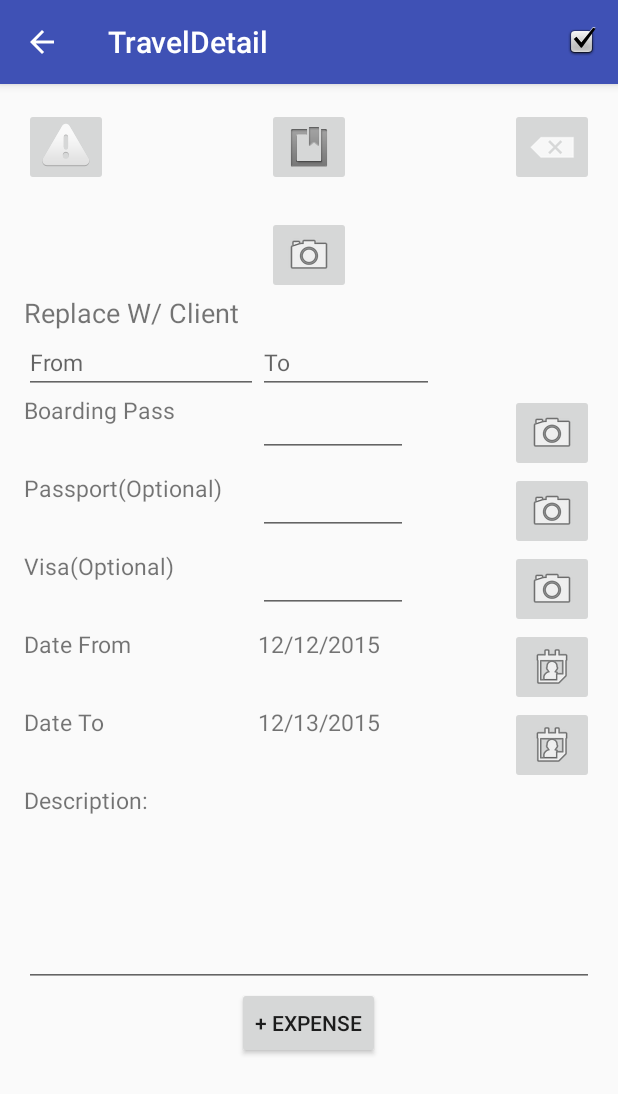
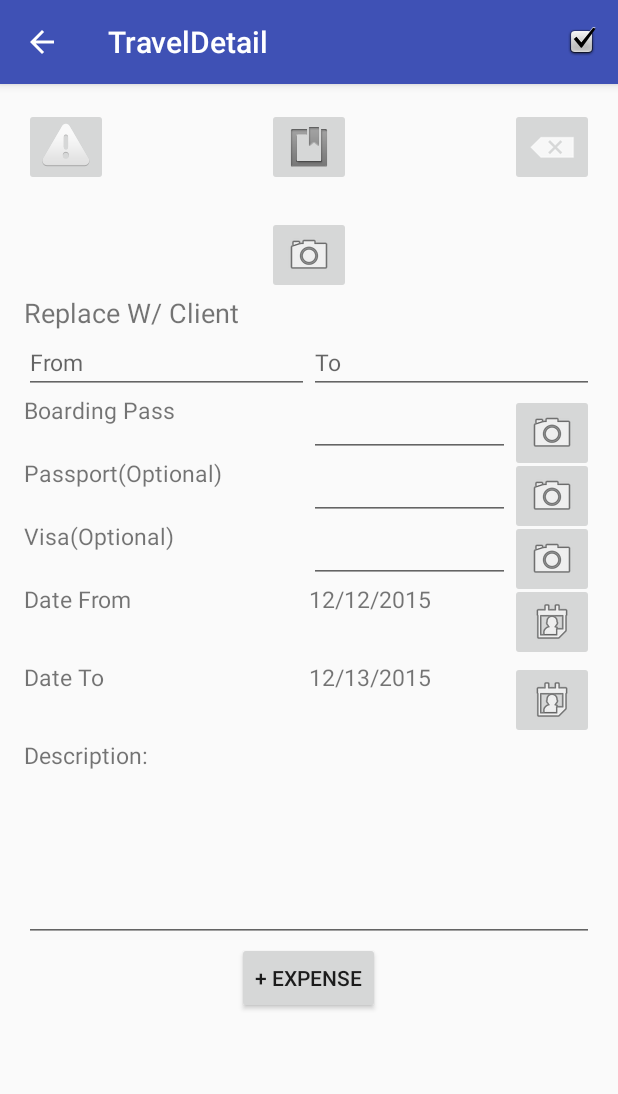
Before and after one commit to BitCloude/TheTravelingSalesman, an Android app: the TravelDetail screen opened directly, with no data from a screen before it, on a phone screen of 412 x 824 dp. Shown: the top 1094 px of the screen. Run offline under Robolectric (Android 15) with nearby library versions, the phone set to English and light mode, and no system bars.

Commit message:
improved UI design on TravelDetail & ExpenseAdd, enambling expanding multiline textboxes and layout improvements

```diff
--- a/app/src/main/res/layout/content_expense_add.xml
+++ b/app/src/main/res/layout/content_expense_add.xml
@@ -57,12 +57,6 @@
                 android:layout_marginTop="10dp"
                 android:text="Select A Trip" />
 
-            <Spinner
-                android:id="@+id/spinnerTripSelect"
-                android:layout_width="wrap_content"
-                android:layout_height="wrap_content"
-                android:layout_alignLeft="@+id/client"
-                android:layout_alignTop="@+id/SelectTrip" />
 
             <ImageButton
                 android:layout_width="wrap_content"
@@ -71,6 +65,14 @@
                 android:src="@android:drawable/ic_menu_add"
                 android:layout_alignTop="@+id/SelectTrip"
                 android:layout_alignParentEnd="true"/>
+
+            <Spinner
+                android:id="@+id/spinnerTripSelect"
+                android:layout_width="match_parent"
+                android:layout_height="wrap_content"
+                android:layout_alignLeft="@+id/client"
+                android:layout_alignTop="@+id/SelectTrip"
+                android:layout_toLeftOf="@id/buttonAddTravel"/>
 
             <TextView
                 android:id="@+id/ExpenseType"
@@ -81,10 +83,11 @@
 
             <Spinner
                 android:id="@+id/spinnerExpenseType"
-                android:layout_width="wrap_content"
+                android:layout_width="match_parent"
                 android:layout_height="wrap_content"
                 android:layout_alignLeft="@+id/spinnerTripSelect"
-                android:layout_alignTop="@+id/ExpenseType" />
+                android:layout_alignTop="@+id/ExpenseType"
+                android:layout_toLeftOf="@id/buttonAddTravel"/>
 
 
             <TextView
@@ -96,11 +99,12 @@
 
             <EditText
                 android:id="@+id/EditAmount"
-                android:layout_width="wrap_content"
+                android:layout_width="match_parent"
                 android:layout_height="wrap_content"
                 android:layout_alignLeft="@+id/spinnerExpenseType"
                 android:layout_alignTop="@+id/Amount"
-                android:hint="Enter Amount" />
+                android:hint="Enter Amount"
+                android:layout_toLeftOf="@id/buttonAddTravel"/>
 
 
             <TextView
@@ -164,9 +168,7 @@
         <EditText
             android:layout_width="match_parent"
             android:layout_height="wrap_content"
-            android:inputType="textMultiLine"
-            android:lines="5"
-            android:ems="10"
+            android:minLines="5"
             android:id="@+id/editText3" />
 
 
--- a/app/src/main/res/layout/content_travel_detail.xml
+++ b/app/src/main/res/layout/content_travel_detail.xml
@@ -50,6 +50,7 @@
             android:src="@android:drawable/ic_menu_camera"
             android:text="ADD Photo" />
 
+
         <TextView
             android:id="@+id/travelDetailClientName"
             android:layout_width="match_parent"
@@ -58,37 +59,54 @@
             android:text="Replace W/ Client"
             android:textSize="18dp" />
 
+        <RelativeLayout
+            android:layout_width="match_parent"
+            android:layout_height="wrap_content"
+            android:id="@+id/travelDetailLocationLayout"
+            android:layout_below="@id/travelDetailClientName">
+
+            <Space
+                android:id="@+id/travelDetailDummy"
+                android:layout_width="0dp"
+                android:layout_height="0dp"
+                android:layout_centerHorizontal="true"
+                android:visibility="invisible"/>
+
+
         <EditText
-            android:id="@+id/travelDetailOriginEdit"
-            android:layout_width="wrap_content"
-            android:layout_height="wrap_content"
-            android:layout_below="@id/travelDetailClientName"
-            android:hint="From                            "
+            android:id="@+id/travelDetailDestinationEdit"
+            android:layout_width="match_parent"
+            android:layout_height="match_parent"
+            android:layout_below="@id/travelDetailDummy"
+            android:layout_toRightOf="@id/travelDetailDummy"
+            android:hint="To"
             android:textSize="15dp" />
 
         <EditText
-            android:id="@+id/travelDetailDestinationEdit"
-            android:layout_width="wrap_content"
-            android:layout_height="wrap_content"
-            android:layout_alignTop="@+id/travelDetailOriginEdit"
-            android:layout_toRightOf="@+id/travelDetailOriginEdit"
-            android:hint="To                       "
+            android:id="@+id/travelDetailOriginEdit"
+            android:layout_width="match_parent"
+            android:layout_height="match_parent"
+            android:layout_alignTop="@id/travelDetailDestinationEdit"
+            android:layout_toLeftOf="@id/travelDetailDestinationEdit"
+            android:hint="From"
             android:textSize="15dp" />
+
+        </RelativeLayout>
+
+        <Space
+            android:id="@+id/travelDetailDummy2"
+            android:layout_width="0dp"
+            android:layout_height="0dp"
+            android:layout_centerHorizontal="true"
+            android:layout_below="@id/travelDetailLocationLayout"
+            android:visibility="invisible"/>
 
         <TextView
             android:id="@+id/travelDetailBoardingText"
             android:layout_width="wrap_content"
             android:layout_height="wrap_content"
-            android:layout_below="@id/travelDetailOriginEdit"
+            android:layout_below="@id/travelDetailLocationLayout"
             android:text="Boarding Pass"
-            android:textSize="15dp" />
-
-        <EditText
-            android:id="@+id/travelDetailBoardingEdit"
-            android:layout_width="100dp"
-            android:layout_height="wrap_content"
-            android:layout_alignLeft="@id/travelDetailDestinationEdit"
-            android:layout_alignTop="@id/travelDetailBoardingText"
             android:textSize="15dp" />
 
         <ImageButton
@@ -99,20 +117,24 @@
             android:layout_alignTop="@id/travelDetailBoardingText"
             android:src="@android:drawable/ic_menu_camera" />
 
+        <EditText
+            android:id="@+id/travelDetailBoardingEdit"
+            android:layout_width="wrap_content"
+            android:layout_height="wrap_content"
+            android:layout_centerVertical="true"
+            android:layout_below="@id/travelDetailDummy2"
+            android:layout_alignLeft="@id/travelDetailDummy2"
+            android:layout_toLeftOf="@id/travelDetailBoardingCamera"
+            android:textSize="15dp" />
+
+
+
         <TextView
             android:id="@+id/travelDetailPassportText"
             android:layout_width="wrap_content"
             android:layout_height="wrap_content"
-            android:layout_below="@id/travelDetailBoardingCamera"
+            android:layout_below="@id/travelDetailBoardingEdit"
             android:text="Passport(Optional)"
-            android:textSize="15dp" />
-
-        <EditText
-            android:id="@+id/travelDetailPassPortEdit"
-            android:layout_width="100dp"
-            android:layout_height="wrap_content"
-            android:layout_alignLeft="@id/travelDetailBoardingEdit"
-            android:layout_alignTop="@id/travelDetailPassportText"
             android:textSize="15dp" />
 
         <ImageButton
@@ -123,23 +145,23 @@
             android:layout_alignParentEnd="true"
             android:layout_alignTop="@id/travelDetailPassportText"/>
 
+        <EditText
+            android:id="@+id/travelDetailPassPortEdit"
+            android:layout_width="match_parent"
+            android:layout_height="wrap_content"
+            android:layout_alignLeft="@id/travelDetailBoardingEdit"
+            android:layout_alignTop="@id/travelDetailPassportText"
+            android:layout_toLeftOf="@id/travelDetailPassportCamera"
+            android:textSize="15dp" />
+
+
         <TextView
             android:id="@+id/travelDetailVisaText"
             android:layout_width="wrap_content"
             android:layout_height="wrap_content"
-            android:layout_below="@id/travelDetailPassportCamera"
+            android:layout_below="@id/travelDetailPassPortEdit"
             android:text="Visa(Optional)"
             android:textSize="15dp" />
-
-
-        <EditText
-            android:id="@+id/travelDetailVisaEdit"
-            android:layout_width="100dp"
-            android:layout_height="wrap_content"
-            android:layout_alignLeft="@id/travelDetailPassPortEdit"
-            android:layout_alignTop="@id/travelDetailVisaText"
-            android:textSize="15dp" />
-
 
         <ImageButton
             android:id="@+id/travelDetailVisaCamera"
@@ -149,13 +171,24 @@
             android:layout_alignParentEnd="true"
             android:layout_alignTop="@id/travelDetailVisaText"/>
 
+        <EditText
+            android:id="@+id/travelDetailVisaEdit"
+            android:layout_width="match_parent"
+            android:layout_height="wrap_content"
+            android:layout_alignLeft="@id/travelDetailPassPortEdit"
+            android:layout_alignTop="@id/travelDetailVisaText"
+            android:layout_toLeftOf="@id/travelDetailVisaCamera"
+            android:textSize="15dp" />
+
+
+
         <TextView
             android:id="@+id/travelDetailDateFrom"
             android:layout_width="wrap_content"
             android:layout_height="wrap_content"
             android:text="Date From"
             android:textSize="15dp"
-            android:layout_below="@id/travelDetailVisaCamera"/>
+            android:layout_below="@id/travelDetailVisaEdit"/>
 
         <TextView
             android:id="@+id/travelDetailEditDateFrom"
@@ -213,9 +246,7 @@
             android:id="@+id/travelDetailEditDescription"
             android:layout_width="match_parent"
             android:layout_height="wrap_content"
-            android:ems="10"
-            android:inputType="textMultiLine"
-            android:lines="5"
+            android:minLines="5"
             android:textSize="15dp"
             android:layout_below="@id/travelDetailDescription"/>
 
```
